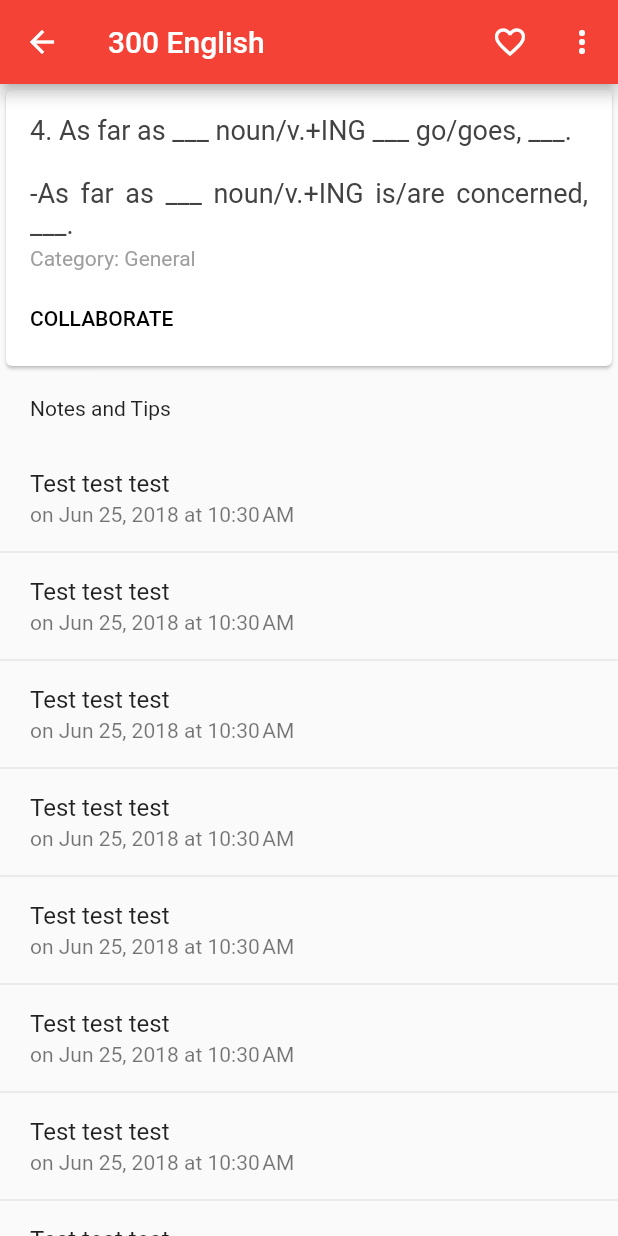
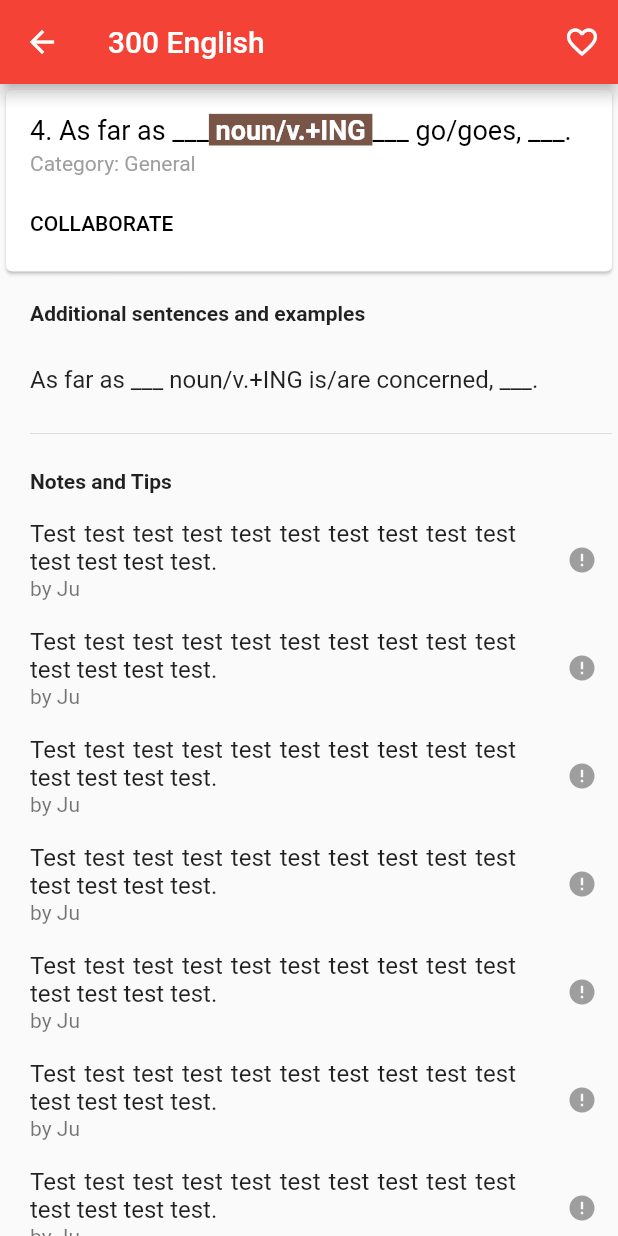
Before and after one commit to Mrjen/three_hundred_english, a Flutter app: the screen it shows after launch, after a tap on an icon or button, on a phone screen of 412 x 824 dp. Run offline on Flutter 3.47's test engine with Material 2 defaults, Android fonts, the phone set to English and light mode, and no system bars; our stand-ins replace firebase_database; accounts and stored records are empty.

Commit message:
Final layout of the details screen.

```diff
--- a/lib/phrase.dart
+++ b/lib/phrase.dart
@@ -1,34 +1,48 @@
 import "package:firebase_database/firebase_database.dart";
 
 const String ATTRIBUTE_ID = "id";
-const String ATTRIBUTE_DESCRIPTION = "description";
-const String ATTRIBUTE_CATEGORIES = "categories";
-const String ATTRIBUTE_REPORTED_ABUSE = "reportedAbuse";
+const String ATTRIBUTE_VALUE = "value";
+const String ATTRIBUTE_CATEGORY_LIST = "categoryList";
+const String ATTRIBUTE_ADDITIONAL_LIST = "additionalList";
 
 class Phrase {
 
   String _id;
-  String _description;
-  List<String> _categories = new List();
-  bool _reportedAbuse;
+  String _value;
+  List<String> _categoryList = new List();
+  List<String> _additionalList = new List();
 
-  Phrase(this._id, this._description, this._categories);
+  Phrase(this._id, this._value, this._categoryList);
 
-  //TODO description has to be the main phrase
-  //TODO create a List of author's examples (can't be edited)
-  //TODO check how to style text (color some parts like v.+ING
+  Phrase.withAdditionalList(String id,
+      String value,
+      List<String> categoryList,
+      List<String> additionalList)
+
+      : _id = id,
+        _value = value,
+        _categoryList = categoryList,
+        _additionalList = additionalList;
+
+  Phrase.fromSnapshot(DataSnapshot snapshot)
+      : _id = snapshot.key,
+        _value = snapshot.value[ATTRIBUTE_VALUE],
+        _categoryList = snapshot.value[ATTRIBUTE_CATEGORY_LIST],
+        _additionalList = snapshot.value[ATTRIBUTE_ADDITIONAL_LIST];
 
   @override
   String toString() {
-    return _id + ". " + _description;
+    return _id + ". " + _value;
   }
 
   String get id => _id;
 
-  String get description => _description;
+  String get value => _value;
+
+  List<String> get additionalList => _additionalList;
 
   int getCategoriesCount() {
-    return _categories != null ? _categories.length : 0;
+    return _categoryList != null ? _categoryList.length : 0;
   }
 
   String getCategoriesAsString({bool usePrefix : false}) {
@@ -37,22 +51,22 @@ class Phrase {
     return categoryCount == 0
       ? ""
       : (usePrefix ? (categoryCount > 1 ? "Categories: " : "Category: ") : "")
-        + _categories.map((category) => category).join(", ");
+        + _categoryList.map((category) => category).join(", ");
+  }
+
+  int getAlternativesCount() {
+    return _additionalList != null ? _additionalList.length : 0;
   }
 
   toJson() {
     return {
       ATTRIBUTE_ID: _id,
-      ATTRIBUTE_DESCRIPTION: _description,
-      ATTRIBUTE_CATEGORIES: _categories,
-      ATTRIBUTE_REPORTED_ABUSE: _reportedAbuse
+      ATTRIBUTE_VALUE: _value,
+      ATTRIBUTE_CATEGORY_LIST: _categoryList,
+      ATTRIBUTE_ADDITIONAL_LIST: _additionalList
     };
   }
 
-  Phrase.fromSnapshot(DataSnapshot snapshot)
-    : _id = snapshot.key,
-      _description = snapshot.value[ATTRIBUTE_DESCRIPTION],
-      _categories = snapshot.value[ATTRIBUTE_CATEGORIES],
-      _reportedAbuse = snapshot.value[ATTRIBUTE_REPORTED_ABUSE];
+
 
 }
--- a/lib/phrase_details.dart
+++ b/lib/phrase_details.dart
@@ -1,6 +1,7 @@
 import 'package:flutter/material.dart';
 import 'package:intl/intl.dart';
 import 'package:three_hundred_english/phrase.dart';
+import 'dart:math';
 
 const MENU_ITEM_REPORT_ABUSE = "REPORT_ABUSE";
 
@@ -32,11 +33,47 @@ class _PhraseDetails extends State<PhraseDetails> {
             children: <Widget>[
               buildPhraseCard(context),
               Container(
-                padding: EdgeInsets.only(left: 20.0, right: 20.0, top: 16.0, bottom: 16.0),
+                child: widget.phrase.getAlternativesCount() == 0
+                    ? Container()
+                    : Column(
+                      children: <Widget>[
+                        Container(
+                          padding: EdgeInsets.only(left: 20.0, right: 20.0, top: 16.0, bottom: 8.0),
                           alignment: FractionalOffset.centerLeft,
-                child: Text("Notes and Tips"),
+                          child: Text(
+                              "Additional sentences and examples",
+                              style: new TextStyle(
+                                  fontWeight: FontWeight.bold
+                              )
+                          ),
+                        ),
+                        buildAdditionalList(context, widget.phrase),
+                        new Container(
+                            padding: EdgeInsets.only(left: 20.0, right: 4.0),
+                            child: new Divider()
+                        ),
+                      ],
+                    ),
+              ),
+              Container(
+                child: widget.phrase.getAlternativesCount() == 0
+                  ? Container()
+                  : Column(
+                    children: <Widget>[
+                      Container(
+                        padding: EdgeInsets.only(left: 20.0, right: 20.0, top: 16.0, bottom: 8.0),
+                        alignment: FractionalOffset.centerLeft,
+                        child: Text(
+                            "Notes and Tips",
+                            style: new TextStyle(
+                                fontWeight: FontWeight.bold
+                            )
+                        )
                       ),
                       buildNoteList(context)
+                    ],
+                  )
+              ),
             ],
           );
         },
@@ -45,7 +82,8 @@ class _PhraseDetails extends State<PhraseDetails> {
   }
 
   Widget buildBar(BuildContext context) {
-    return new AppBar(title: appBarTitle, actions: <Widget>[
+    return new AppBar(title: appBarTitle,
+      actions: <Widget>[
         new IconButton(
           icon: favoriteIcon,
           tooltip: this.favoriteIcon.icon == Icons.favorite_border
@@ -61,15 +99,9 @@ class _PhraseDetails extends State<PhraseDetails> {
               }
             });
           },
-      ), new PopupMenuButton(
-          itemBuilder: (BuildContext context) => <PopupMenuItem<String>>[
-            const PopupMenuItem<String>(
-                value: MENU_ITEM_REPORT_ABUSE,
-                child: const Text("Report abuse")
         )
       ]
-      )
-    ]);
+    );
   }
 
   Widget buildPhraseCard(BuildContext context) {
@@ -104,20 +136,48 @@ class _PhraseDetails extends State<PhraseDetails> {
     );
   }
 
+  Widget buildAdditionalList(BuildContext context, Phrase phrase) {
+    return new Container(
+        child: ListView(
+            shrinkWrap: true,
+            physics: ClampingScrollPhysics(),
+            children: phrase.additionalList.map((additional) => new ListTile(
+              contentPadding: EdgeInsets.only(left: 20.0, right: 20.0),
+              title: Text(additional, textAlign: TextAlign.justify,),
+            )).toList()
+        )
+    );
+  }
+
   Widget buildNoteList(BuildContext context) {
     return new Container(
         child: ListView(
             shrinkWrap: true,
             physics: ClampingScrollPhysics(),
-            children: ListTile.divideTiles(
-                context: context,
-                tiles: new List.filled(15,
-                    new ListTile(
+            children: new List.filled(15,
+              Row(
+                children: <Widget>[
+                  Expanded(
+                    child: new ListTile(
                       contentPadding: EdgeInsets.only(left: 20.0, right: 20.0),
-                      title: Text("Test test test", textAlign: TextAlign.justify,),
-                      subtitle: Text(formatDate(new DateTime.now()), textAlign: TextAlign.justify,),
-                    ))
-            ).toList()
+                      title: Text("Test test test test test test test test test test test test test test.", textAlign: TextAlign.justify,),
+                      subtitle: Text("by Ju", textAlign: TextAlign.justify,),
+                    ),
+                  ),
+                  new IconButton(
+                    tooltip: "Report abuse",
+                    icon: Icon(
+                      Icons.error,
+                      size: 20.0,
+                      color: Colors.grey
+                    ),
+                    onPressed: (){
+                      //TODO open dialog -> Report Abuse?
+                    }
+                  )
+                ],
+              )
+            )
         )
     );
   }
@@ -172,13 +232,24 @@ class _PhraseDetails extends State<PhraseDetails> {
             child: Column(
               crossAxisAlignment: CrossAxisAlignment.start,
               children: <Widget>[
-                Text(
-                    widget.phrase.toString(),
-                    textAlign: TextAlign.justify,
+//                Text(
+//                    widget.phrase.toString(),
+//                    textAlign: TextAlign.justify,
+//                    style: new TextStyle(
+//                      fontSize: 18.0,
+//                      color: Colors.grey[800],
+//                    )
+//                ),
+                new RichText(
+                  text: new TextSpan(
+                    // Note: Styles for TextSpans must be explicitly defined.
+                    // Child text spans will inherit styles from parent
                     style: new TextStyle(
                       fontSize: 18.0,
-                      color: Colors.grey[800],
-                    )
+                      color: Colors.black,
+                    ),
+                    children: bla(phrase.toString(), new List()),
+                  ),
                 ),
                 Padding(
                     padding: EdgeInsets.only(top: 4.0),
@@ -205,4 +276,41 @@ class _PhraseDetails extends State<PhraseDetails> {
           + " at " + DateFormat.jm().format(dateTime);
   }
 
+  List<TextSpan> bla(String description, List<TextSpan> spans) {
+    int index = description.indexOf(" noun/v.+ING ");
+    if (index > -1) {
+      spans.add(new TextSpan(text: description.substring(0, index)));
+      spans.add(new TextSpan(
+        text: " noun/v.+ING ",
+        style: new TextStyle(
+            background: new Paint()..color = Colors.primaries[new Random().nextInt(Colors.primaries.length)],
+            color: Colors.white,
+            fontWeight: FontWeight.bold)
+      ));
+      return bla(description.substring(index + 13), spans);
+    } else {
+      spans.add(new TextSpan(text: description));
+      return spans;
     }
+//
+//
+//    List<TextSpan> spans = phrase.description.split("v.+ING")
+//        .map((text) => new TextSpan(text: text));
+//
+//    return new RichText(
+//      text: new TextSpan(
+//        // Note: Styles for TextSpans must be explicitly defined.
+//        // Child text spans will inherit styles from parent
+//        style: new TextStyle(
+//          fontSize: 14.0,
+//          color: Colors.black,
+//        ),
+//        children: <TextSpan>[
+//          new TextSpan(text: 'Hello'),
+//          new TextSpan(text: 'World', style: new TextStyle(fontWeight: FontWeight.bold)),
+//        ],
+//      ),
+//    );
+  }
+
+}
--- a/lib/phrase_listing.dart
+++ b/lib/phrase_listing.dart
@@ -22,15 +22,15 @@ class _SearchListState extends State<PhraseListing> {
   void init() {
     _list = List();
     _list.add(new Phrase("1", "You know, ___", ["General"]));
-    _list.add(new Phrase("2", "In terms of ___ (noun/v.+ING), ___, ___. ___ is ___ in terms of ___.", ["General"]));
-    _list.add(new Phrase("3", "When it comes to ___ (noun/v.+ING), ___ is/are ___. ___ is/are ___ when it comes to ___.\n\nWhen it *came* to noun/v.+ING/what/where/how ___, ___.", ["General"]));
-    _list.add(new Phrase("4", "As far as ___ noun/v.+ING ___ go/goes, ___.\n\n-As far as ___ noun/v.+ING is/are concerned, ___.", ["General"]));
-    _list.add(new Phrase("5", "Regarding ___, ___.\n\n___ regarding ___.\n\n-As regards ___, ___.\n\n-In regard to ___, ___.\n\n-With regard to ___, ___.", ["General"]));
+    _list.add(new Phrase("2", "In terms of ___ noun/v.+ING, ___, ___. ___ is ___ in terms of ___.", ["General"]));
+    _list.add(new Phrase.withAdditionalList("3", "When it comes to noun/v.+ING, ___ is/are ___. ___ is/are ___ when it comes to ___.", ["General"], ["When it *came* to noun/v.+ING /what/where/how ___, ___."]));
+    _list.add(new Phrase.withAdditionalList("4", "As far as ___ noun/v.+ING ___ go/goes, ___.", ["General"], ["As far as ___ noun/v.+ING is/are concerned, ___."]));
+    _list.add(new Phrase.withAdditionalList("5", "Regarding ___, ___.", ["General"], ["___ regarding ___.", "As regards ___, ___.", "In regard to ___, ___.", "With regard to ___, ___."]));
     _list.add(new Phrase("6", "With respect to ___, ___.", ["General"]));
     _list.add(new Phrase("7", "I like v+.ING. I like v.+ING because ___. In addition, I also like v.+ING.", ["General"]));
     _list.add(new Phrase("8", "Oh really? +Three questions (Why? What kind of ___? Is there anything else about ___? )", ["General"]));
-    _list.add(new Phrase("9", "Well, ___.\n\n-In my case, ___.\n\n-What about you?", ["General"]));
-    _list.add(new Phrase("10", "Well, I enjoy v.+ING. That's because ___.\n\n-Oh really? That's interesting. Tell me more.\n\n-Is this your first time v.+ING?", ["General"]));
+    _list.add(new Phrase.withAdditionalList("9", "Well, ___.", ["General"], ["In my case, ___.", "What about you?"]));
+    _list.add(new Phrase.withAdditionalList("10", "Well, I enjoy v.+ING. That's because ___.", ["General"], ["Oh really? That's interesting. Tell me more.", "Is this your first time v.+ING?"]));
     _list.add(new Phrase("11", "You know, this is/isn't my first time v.+ING. I have/haven't p.p. before.", ["General"]));
   }
 
@@ -56,8 +56,9 @@ class _SearchListState extends State<PhraseListing> {
       List<Phrase> searchList = List();
       for (int i = 0; i < _list.length; i++) {
         Phrase phrase = _list.elementAt(i);
+        //TODO filter by additional sentences
         if (phrase.id.toLowerCase().contains(searchText.toLowerCase())
-            || phrase.description.toLowerCase().contains(searchText.toLowerCase())
+            || phrase.value.toLowerCase().contains(searchText.toLowerCase())
             || phrase.getCategoriesAsString().toLowerCase().contains(searchText.toLowerCase())) {
           searchList.add(phrase);
         }
```
Lines whose indentation alone changed are shown as unchanged.
